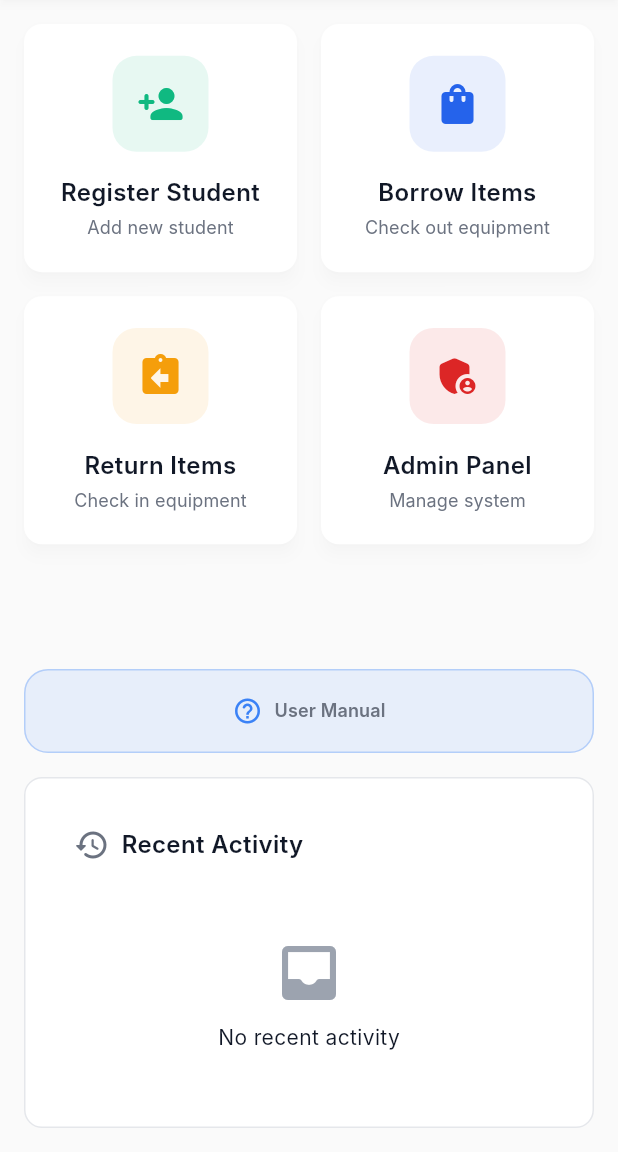
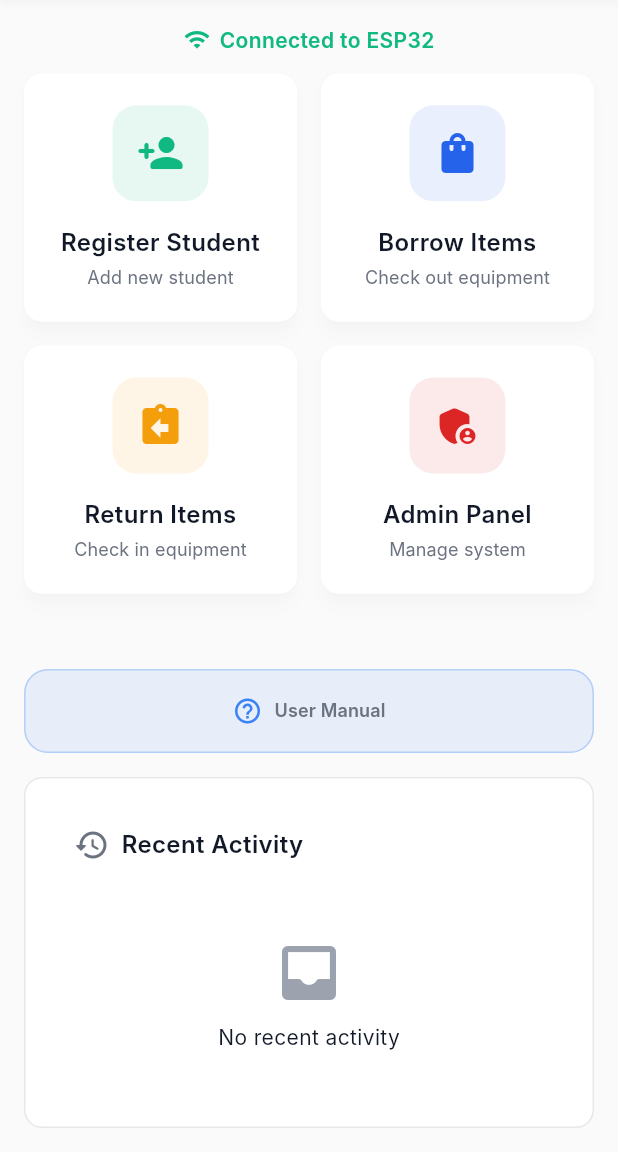
Before and after one commit to qppd/Toolease, a Flutter app: the screen it shows after launch, on a phone screen of 412 x 824 dp, the part 84-1236 px from its top. Run offline on Flutter 3.47's test engine with Material 3 defaults, Android fonts, the phone set to English and light mode, and no system bars; our stand-ins replace drift, drift_flutter, flutter_riverpod, local_auth, open_file, pdf; missing offline and left inert: flutter_pdfview, kiosk_mode; accounts and stored records are empty; generated files the repository leaves out were written again; network calls fail; Roboto replaces fonts that are missing (Inter).

Commit message:
Fix WebSocketService stream handling for RFID scan dialog and prevent multiple listeners error

```diff
--- a/source/flutter/Toolease/lib/screens/admin_dashboard_screen.dart
+++ b/source/flutter/Toolease/lib/screens/admin_dashboard_screen.dart
@@ -6,6 +6,7 @@ import '../providers/item_provider.dart';
 import '../providers/borrow_record_provider.dart';
 import '../core/design_system.dart';
 import '../shared/widgets/app_card.dart';
+import '../providers/websocket_connection_provider.dart';
 import 'manage_storages_screen.dart';
 import 'manage_items_screen.dart';
 import 'manage_students_screen.dart';
@@ -108,6 +109,9 @@ class AdminDashboardScreen extends ConsumerWidget {
   }
 
   Widget _buildWelcomeHeader(BuildContext context) {
+    return Consumer(
+      builder: (context, ref, _) {
+        final connected = ref.watch(websocketConnectionProvider);
         return Container(
           padding: const EdgeInsets.all(AppSpacing.lg),
           decoration: BoxDecoration(
@@ -147,19 +151,32 @@ class AdminDashboardScreen extends ConsumerWidget {
                       maxLines: 1,
                     ),
                     const SizedBox(height: AppSpacing.xs),
+                    Row(
+                      children: [
+                        Icon(
+                          connected ? Icons.wifi : Icons.wifi_off,
+                          color: connected ? AppColors.success : AppColors.error,
+                          size: 18,
+                        ),
+                        const SizedBox(width: 6),
                         Text(
-                  'Manage your inventory system',
+                          connected ? 'Connected to ESP32' : 'Not connected to ESP32',
                           style: Theme.of(context).textTheme.bodyMedium?.copyWith(
                             color: AppColors.onPrimary.withValues(alpha: 0.9),
+                            fontWeight: FontWeight.w600,
                           ),
                           overflow: TextOverflow.ellipsis,
                           maxLines: 2,
                         ),
                       ],
                     ),
+                  ],
+                ),
               ),
             ],
           ),
+        );
+      },
     );
   }
 
--- a/source/flutter/Toolease/lib/screens/home_screen.dart
+++ b/source/flutter/Toolease/lib/screens/home_screen.dart
@@ -9,6 +9,7 @@ import '../shared/widgets/app_card.dart';
 import '../providers/settings_provider.dart';
 import '../providers/borrow_record_provider.dart';
 import '../models/borrow_record.dart';
+import '../providers/websocket_connection_provider.dart';
 import 'student_user_manual_screen.dart';
 
 class HomeScreen extends ConsumerStatefulWidget {
@@ -53,6 +54,32 @@ class _HomeScreenState extends ConsumerState<HomeScreen> with WidgetsBindingObse
         padding: const EdgeInsets.all(AppSpacing.screenPadding),
         child: Column(
           children: [
+            Padding(
+              padding: const EdgeInsets.only(bottom: 12.0),
+              child: Consumer(
+                builder: (context, ref, _) {
+                  final connected = ref.watch(websocketConnectionProvider);
+                  return Row(
+                    mainAxisAlignment: MainAxisAlignment.center,
+                    children: [
+                      Icon(
+                        connected ? Icons.wifi : Icons.wifi_off,
+                        color: connected ? AppColors.success : AppColors.error,
+                        size: 18,
+                      ),
+                      const SizedBox(width: 6),
+                      Text(
+                        connected ? 'Connected to ESP32' : 'Not connected to ESP32',
+                        style: Theme.of(context).textTheme.bodyMedium?.copyWith(
+                          color: connected ? AppColors.success : AppColors.error,
+                          fontWeight: FontWeight.w600,
+                        ),
+                      ),
+                    ],
+                  );
+                },
+              ),
+            ),
             Expanded(
               child: GridView.count(
                 crossAxisCount: 2,
```
Also changed, not shown: source/flutter/Toolease/lib/providers/websocket_connection_provider.dart (added, +44 -0 lines), source/flutter/Toolease/lib/screens/manage_tags_screen.dart (+90 -19 lines), source/flutter/Toolease/lib/services/websocket_service.dart (+37 -6 lines). Lines whose indentation alone changed are shown as unchanged.
